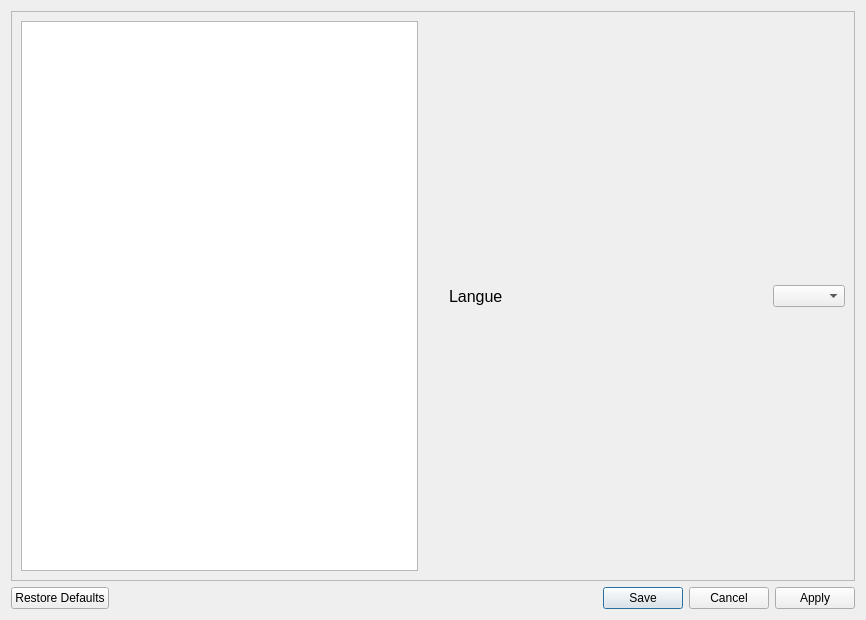
This is src/ui_settings.ui in TuringApp/Turing as Qt 5 draws it before an edit. The edited form follows.
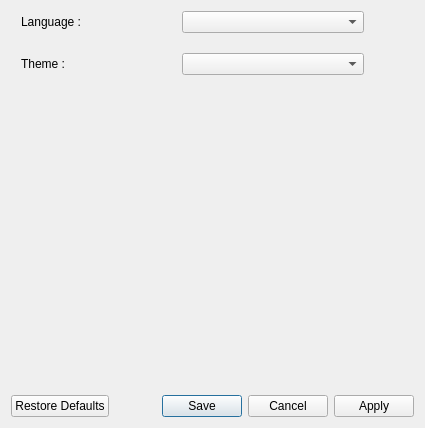
This is the edited form.

The edit to the form file:
```diff
--- a/src/ui_settings.ui
+++ b/src/ui_settings.ui
@@ -6,8 +6,8 @@
    <rect>
     <x>0</x>
     <y>0</y>
-    <width>866</width>
-    <height>620</height>
+    <width>425</width>
+    <height>428</height>
    </rect>
   </property>
   <property name="windowTitle">
@@ -18,97 +18,49 @@
   </property>
   <layout class="QVBoxLayout" name="verticalLayout">
    <item>
-    <widget class="QFrame" name="frame">
-     <property name="frameShape">
-      <enum>QFrame::StyledPanel</enum>
+    <layout class="QFormLayout" name="formLayout">
+     <property name="fieldGrowthPolicy">
+      <enum>QFormLayout::AllNonFixedFieldsGrow</enum>
      </property>
-     <property name="frameShadow">
-      <enum>QFrame::Raised</enum>
+     <property name="horizontalSpacing">
+      <number>100</number>
      </property>
-     <layout class="QHBoxLayout" name="horizontalLayout">
-      <item>
-       <widget class="QTreeWidget" name="treeWidget">
-        <attribute name="headerVisible">
-         <bool>false</bool>
-        </attribute>
-        <column>
-         <property name="text">
-          <string notr="true">1</string>
-         </property>
-        </column>
-       </widget>
-      </item>
-      <item>
-       <spacer name="horizontalSpacer">
-        <property name="orientation">
-         <enum>Qt::Horizontal</enum>
-        </property>
-        <property name="sizeType">
-         <enum>QSizePolicy::Fixed</enum>
-        </property>
-        <property name="sizeHint" stdset="0">
-         <size>
-          <width>25</width>
-          <height>20</height>
-         </size>
-        </property>
-       </spacer>
-      </item>
-      <item>
-       <layout class="QGridLayout" name="gridLayout">
-        <item row="0" column="1">
-         <spacer name="horizontalSpacer_2">
-          <property name="orientation">
-           <enum>Qt::Horizontal</enum>
-          </property>
-          <property name="sizeType">
-           <enum>QSizePolicy::MinimumExpanding</enum>
-          </property>
-          <property name="sizeHint" stdset="0">
-           <size>
-            <width>70</width>
-            <height>20</height>
-           </size>
-          </property>
-         </spacer>
-        </item>
+     <property name="verticalSpacing">
+      <number>20</number>
+     </property>
+     <property name="leftMargin">
+      <number>10</number>
+     </property>
+     <property name="topMargin">
+      <number>0</number>
+     </property>
+     <property name="rightMargin">
+      <number>50</number>
+     </property>
+     <property name="bottomMargin">
+      <number>0</number>
+     </property>
         <item row="0" column="0">
          <widget class="QLabel" name="label">
-          <property name="font">
-           <font>
-            <pointsize>12</pointsize>
-           </font>
-          </property>
-          <property name="lineWidth">
-           <number>1</number>
-          </property>
-          <property name="midLineWidth">
-           <number>0</number>
-          </property>
+       <property name="text">
+        <string>Language :</string>
+       </property>
+      </widget>
+     </item>
+     <item row="0" column="1">
+      <widget class="QComboBox" name="cbxLang"/>
+     </item>
+     <item row="1" column="0">
+      <widget class="QLabel" name="label_2">
           <property name="text">
-           <string>Langue</string>
-          </property>
-          <property name="textFormat">
-           <enum>Qt::AutoText</enum>
-          </property>
-          <property name="scaledContents">
-           <bool>true</bool>
-          </property>
-          <property name="wordWrap">
-           <bool>false</bool>
-          </property>
-          <property name="buddy">
-           <cstring>comboBox</cstring>
-          </property>
-         </widget>
-        </item>
-        <item row="0" column="2">
-         <widget class="QComboBox" name="comboBox"/>
-        </item>
-       </layout>
-      </item>
-     </layout>
-    </widget>
+        <string>Theme :</string>
+       </property>
+      </widget>
+     </item>
+     <item row="1" column="1">
+      <widget class="QComboBox" name="comboBox_2"/>
+     </item>
+    </layout>
    </item>
    <item>
     <widget class="QDialogButtonBox" name="buttonBox">
```
Lines whose indentation alone changed are shown as unchanged.
